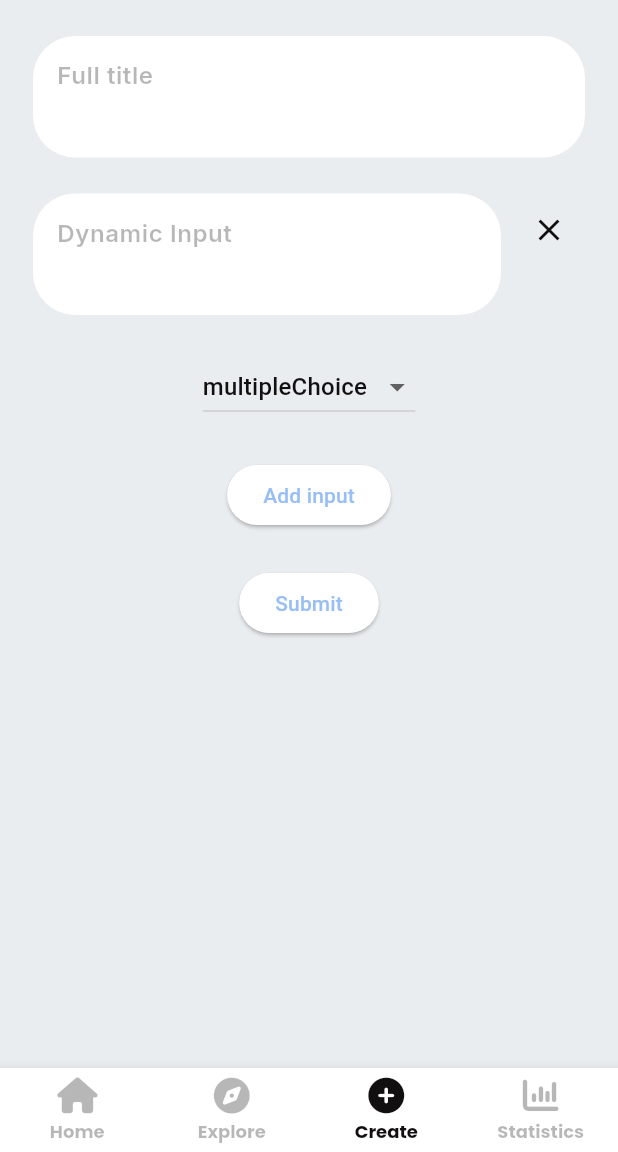
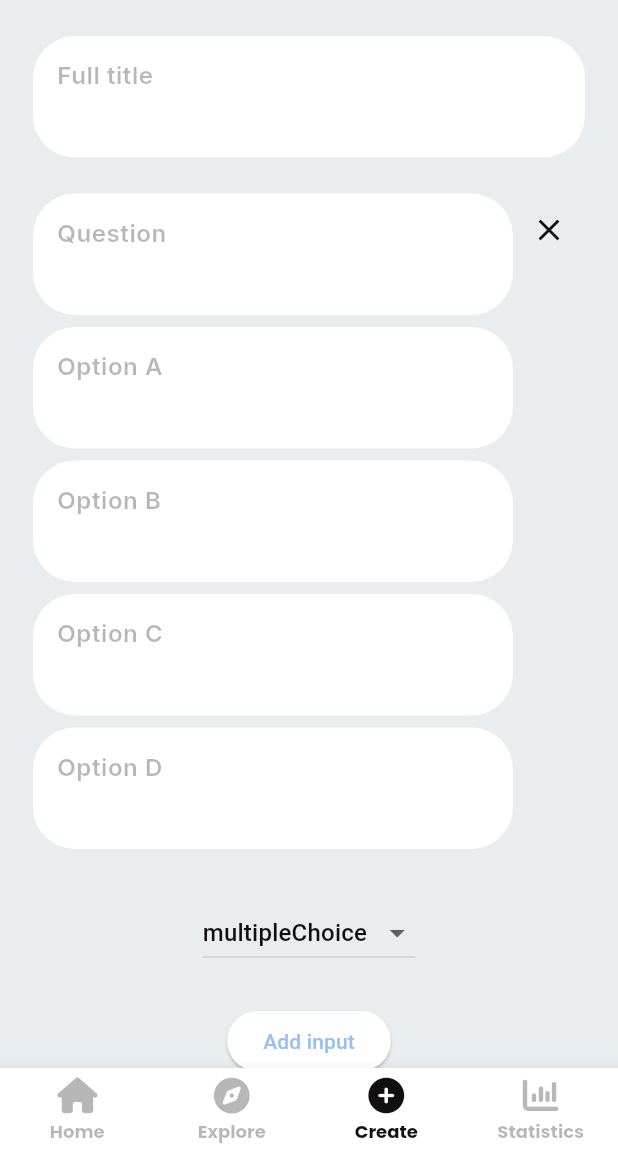
Before and after one commit to Lnola/flash-xp, a Flutter app: the screen it shows after launch, item 3 of the bottom bar chosen, after a tap on "Add input", on a phone screen of 412 x 824 dp, the part 84-1236 px from its top. Run offline on Flutter 3.47's test engine with Material 3 defaults, Android fonts, the phone set to English and light mode, and no system bars; our stand-ins replace flutter_animate, font_awesome_flutter, go_router, google_fonts.

Commit message:
✨ Add the option to create multiple choice questions

```diff
--- a/client/lib/features/create/logic/create.controller.dart
+++ b/client/lib/features/create/logic/create.controller.dart
@@ -6,13 +6,16 @@ class CreateController extends ChangeNotifier {
   final List<TextEditingController> dynamicControllers;
   final List<(TextEditingController, TextEditingController)>
       selfAssessmentPairs;
+  final List<(TextEditingController, List<TextEditingController>)>
+      multipleChoiceQuestions;
 
   PracticeMode mode = PracticeMode.multipleChoice;
 
   CreateController()
       : titleController = TextEditingController(),
         dynamicControllers = [],
-        selfAssessmentPairs = [];
+        selfAssessmentPairs = [],
+        multipleChoiceQuestions = [];
 
   void submit() {
     print('Title: ${titleController.text}');
@@ -21,6 +24,16 @@ class CreateController extends ChangeNotifier {
       for (int i = 0; i < selfAssessmentPairs.length; i++) {
         print('Q$i: ${selfAssessmentPairs[i].$1.text}');
         print('A$i: ${selfAssessmentPairs[i].$2.text}');
+      }
+    } else if (mode == PracticeMode.multipleChoice) {
+      for (int i = 0; i < multipleChoiceQuestions.length; i++) {
+        final question = multipleChoiceQuestions[i];
+        print('Question $i: ${question.$1.text}');
+        for (int j = 0; j < question.$2.length; j++) {
+          print(
+            'Option ${String.fromCharCode(65 + j)}: ${question.$2[j].text}',
+          );
+        }
       }
     } else {
       for (int i = 0; i < dynamicControllers.length; i++) {
@@ -37,9 +50,26 @@ class CreateController extends ChangeNotifier {
           TextEditingController(),
         ),
       );
+    } else if (mode == PracticeMode.multipleChoice) {
+      multipleChoiceQuestions.add(
+        (
+          TextEditingController(),
+          List.generate(4, (_) => TextEditingController()),
+        ),
+      );
     } else {
       dynamicControllers.add(TextEditingController());
     }
+    notifyListeners();
+  }
+
+  void addMultipleChoiceQuestion() {
+    multipleChoiceQuestions.add(
+      (
+        TextEditingController(),
+        List.generate(4, (_) => TextEditingController()),
+      ),
+    );
     notifyListeners();
   }
 
@@ -58,6 +88,17 @@ class CreateController extends ChangeNotifier {
     notifyListeners();
   }
 
+  void removeMultipleChoiceQuestion(
+    (TextEditingController, List<TextEditingController>) question,
+  ) {
+    question.$1.dispose();
+    for (final option in question.$2) {
+      option.dispose();
+    }
+    multipleChoiceQuestions.remove(question);
+    notifyListeners();
+  }
+
   void updateMode(PracticeMode newMode) {
     mode = newMode;
     notifyListeners();
@@ -73,6 +114,12 @@ class CreateController extends ChangeNotifier {
       pair.$1.dispose();
       pair.$2.dispose();
     }
+    for (final question in multipleChoiceQuestions) {
+      question.$1.dispose();
+      for (final option in question.$2) {
+        option.dispose();
+      }
+    }
     super.dispose();
   }
 }
--- a/client/lib/features/create/presentation/create.view.dart
+++ b/client/lib/features/create/presentation/create.view.dart
@@ -95,6 +95,38 @@ class CreateViewState extends State<CreateView> {
                 ),
               ),
             )
+          else if (controller.mode == PracticeMode.multipleChoice)
+            ...controller.multipleChoiceQuestions.map(
+              (question) => Padding(
+                padding: const EdgeInsets.only(bottom: 24),
+                child: Row(
+                  crossAxisAlignment: CrossAxisAlignment.start,
+                  children: [
+                    Expanded(
+                      child: Column(
+                        children: [
+                          CreateInput(
+                              label: 'Question', controller: question.$1),
+                          const SizedBox(height: 8),
+                          for (var i = 0; i < 4; i++) ...[
+                            CreateInput(
+                                label: 'Option ${String.fromCharCode(65 + i)}',
+                                controller: question.$2[i]),
+                            const SizedBox(height: 8),
+                          ],
+                        ],
+                      ),
+                    ),
+                    IconButton(
+                      icon: const Icon(Icons.close),
+                      onPressed: () {
+                        controller.removeMultipleChoiceQuestion(question);
+                      },
+                    ),
+                  ],
+                ),
+              ),
+            )
           else
             ...controller.dynamicControllers.map(
               (ctrl) => Padding(
@@ -154,7 +186,13 @@ class CreateViewState extends State<CreateView> {
           ),
           const SizedBox(height: 24),
           ElevatedButton(
-            onPressed: controller.addDynamicInput,
+            onPressed: () {
+              if (controller.mode == PracticeMode.multipleChoice) {
+                controller.addMultipleChoiceQuestion();
+              } else {
+                controller.addDynamicInput();
+              }
+            },
             child: const Text('Add input'),
           ),
           const SizedBox(height: 24),
```
